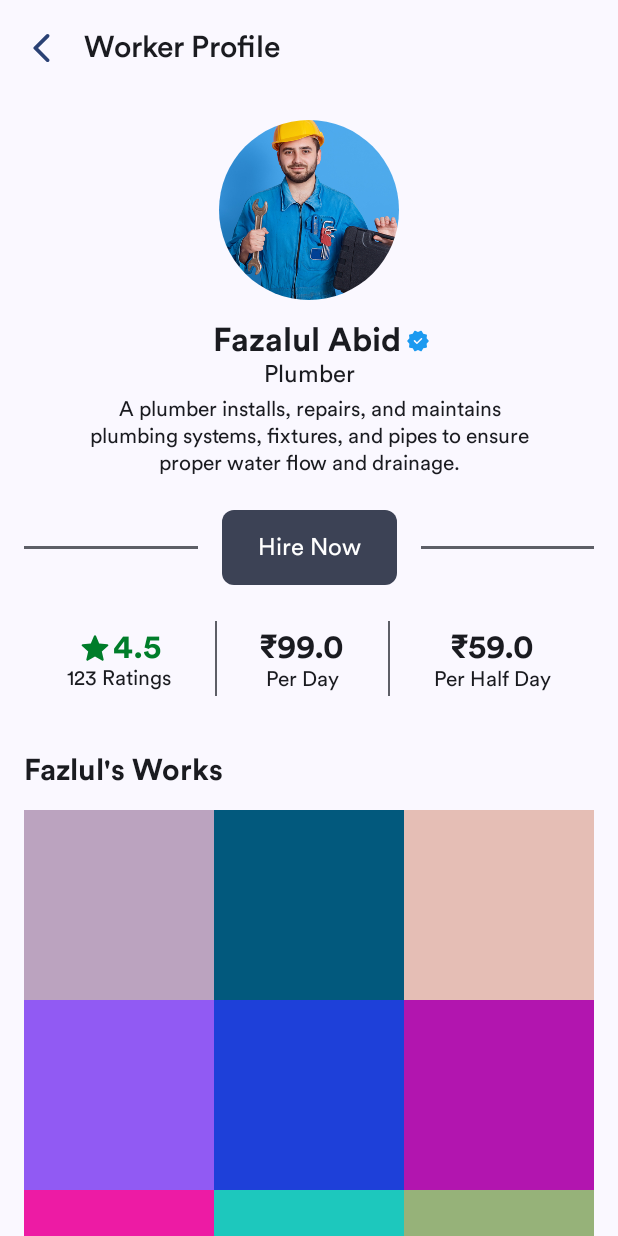
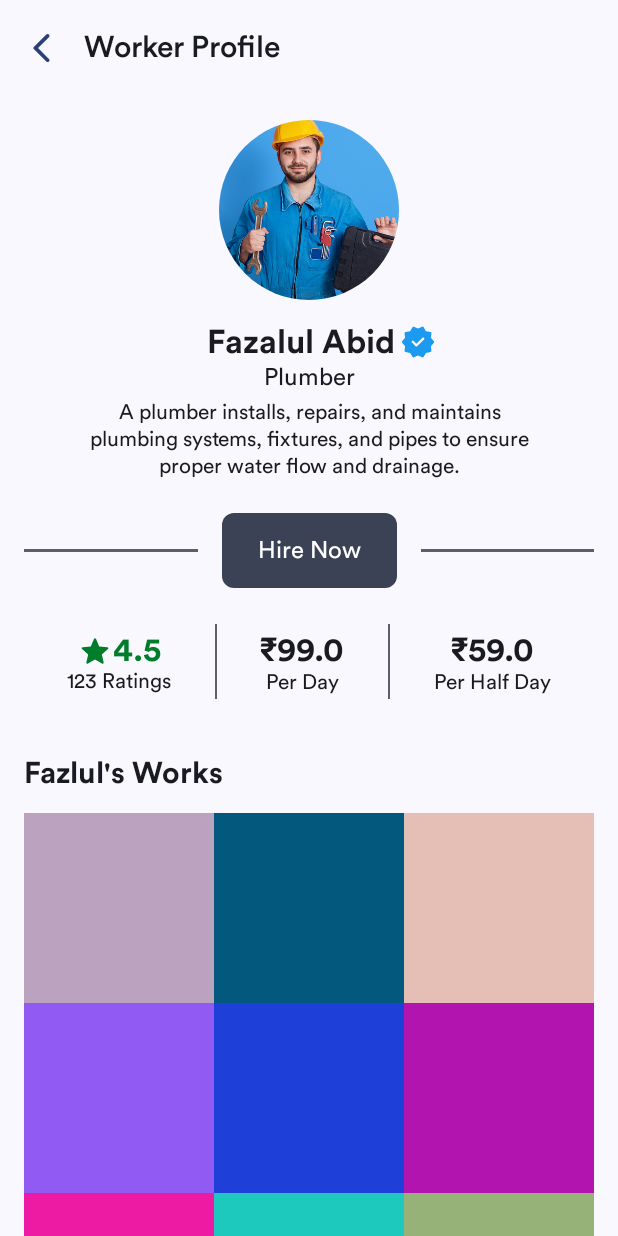
Before and after one commit to FazalulAbid/workers-portal-android, an Android app built with Jetpack Compose: the screen it shows after launch (MainActivity), on a phone screen of 412 x 824 dp. Run offline under Robolectric (Android 15) with nearby library versions, the phone set to English and light mode, and no system bars; our stand-ins replace Dagger/Hilt's generated code, accompanist.

Commit message:
Added is verified in WorkerProfileScreen

```diff
--- a/app/src/main/java/com/fifty/workersportal/featureprofile/presentation/workerprofile/WorkerProfileScreen.kt
+++ b/app/src/main/java/com/fifty/workersportal/featureprofile/presentation/workerprofile/WorkerProfileScreen.kt
@@ -60,6 +60,7 @@ import kotlin.random.Random
 
 @Composable
 fun WorkerProfileScreen(
+    isVerified: Boolean = true,
     onNavigate: (String) -> Unit = {},
     onNavigateUp: () -> Unit = {}
 ) {
@@ -81,8 +82,6 @@ fun WorkerProfileScreen(
                 )
             }
         )
-
-
         LazyVerticalGrid(
             modifier = Modifier.padding(horizontal = SizeMedium),
             columns = GridCells.Fixed(3)
@@ -105,7 +104,11 @@ fun WorkerProfileScreen(
                     Spacer(modifier = Modifier.height(SizeMedium))
                     Row(
                         verticalAlignment = Alignment.CenterVertically,
-                        modifier = Modifier.offset(x = (SizeMedium / 2f))
+                        modifier = Modifier.offset(
+                            x = if (isVerified) {
+                                (SizeMedium / 2f)
+                            } else 0.dp
+                        )
                     ) {
                         Text(
                             modifier = Modifier.widthIn(max = screenWidth * 0.75f),
@@ -118,13 +121,15 @@ fun WorkerProfileScreen(
                             maxLines = 2,
                             overflow = TextOverflow.Ellipsis
                         )
+                        if (isVerified) {
                             Spacer(modifier = Modifier.width(SizeExtraSmall))
                             Icon(
-                            modifier = Modifier.size(SizeMedium),
+                                modifier = Modifier.size(SizeLarge),
                                 tint = SkyBlueColor,
                                 painter = painterResource(id = R.drawable.ic_verification),
                                 contentDescription = stringResource(R.string.verification_badge)
                             )
+                        }
                     }
                     Spacer(modifier = Modifier.height(SizeExtraSmall))
                     Text(
```
Lines whose indentation alone changed are shown as unchanged.
